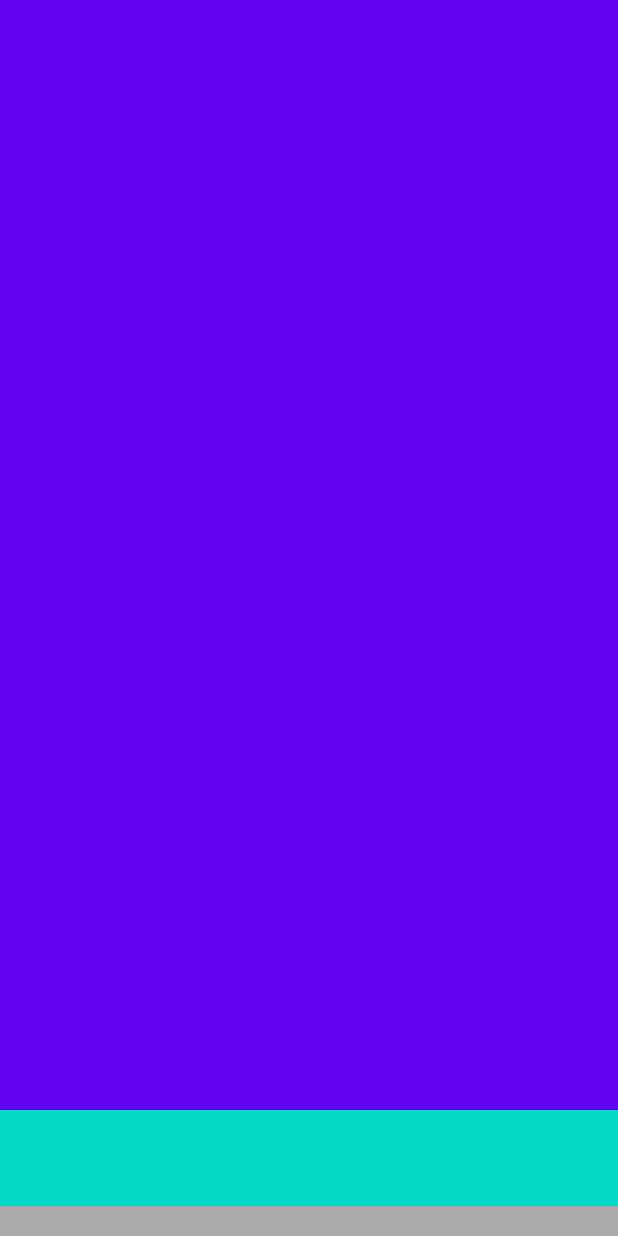
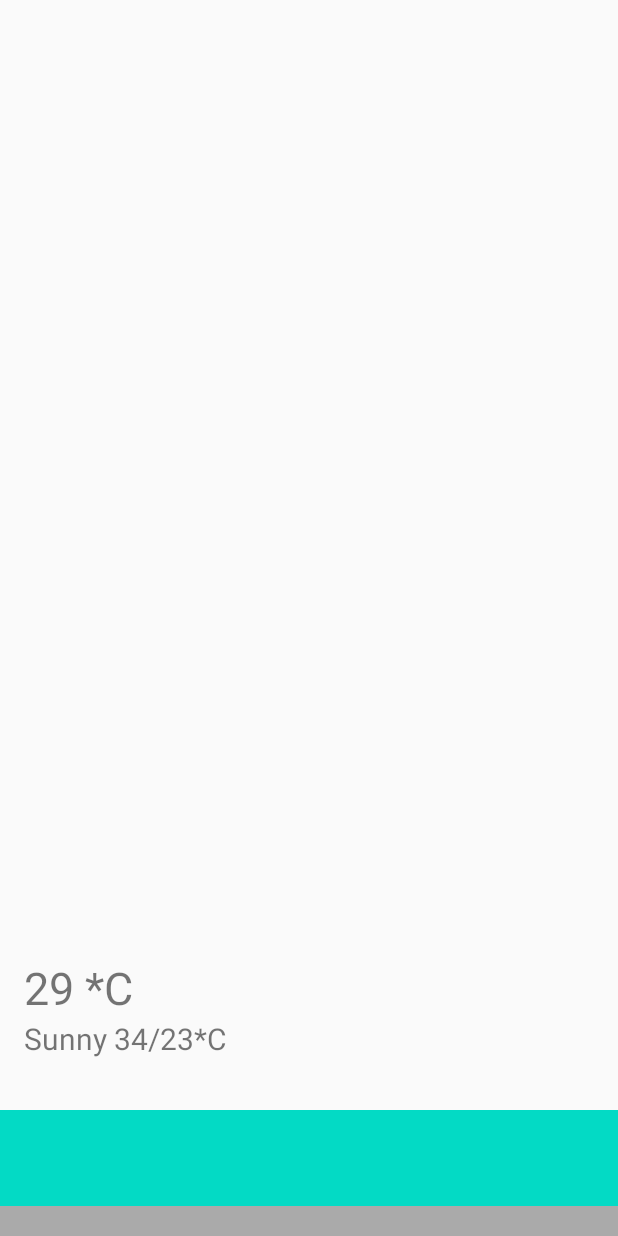
Before and after one commit to ankit2610ak/weather-widgets, an Android app: the layout activity_main.xml on its own in the app's theme, with its tools: preview values and no code run, on a phone screen of 412 x 824 dp. Run offline under Robolectric (Android 15) with nearby library versions, the phone set to English and light mode, and no system bars.

```diff
--- a/app/build.gradle
+++ b/app/build.gradle
@@ -5,6 +5,10 @@ apply plugin: 'kotlin-android-extensions'
 android {
     compileSdkVersion 30
     buildToolsVersion "30.0.0"
+
+    buildFeatures {
+        viewBinding true
+    }
 
     defaultConfig {
         applicationId "com.example.talkcharge"
--- a/app/src/main/java/com/example/talkcharge/MainActivity.kt
+++ b/app/src/main/java/com/example/talkcharge/MainActivity.kt
@@ -7,6 +7,7 @@ import android.os.Bundle
 import android.util.Log
 import androidx.appcompat.app.AppCompatActivity
 import androidx.core.app.ActivityCompat
+import com.example.talkcharge.databinding.ActivityMainBinding
 import com.example.talkcharge.model.Weather
 import com.example.talkcharge.retrofit.ApiClient
 import com.google.android.gms.location.FusedLocationProviderClient
@@ -20,10 +21,13 @@ class MainActivity : AppCompatActivity() {
     private val TAG = "MainActivity"
     private var lat by Delegates.notNull<Float>()
     private var lon by Delegates.notNull<Float>()
+    lateinit var binding: ActivityMainBinding
+
 
     override fun onCreate(savedInstanceState: Bundle?) {
         super.onCreate(savedInstanceState)
-        setContentView(R.layout.activity_main)
+        binding = ActivityMainBinding.inflate(layoutInflater)
+        setContentView(binding.root)
 
         fusedLocationProviderClient = LocationServices.getFusedLocationProviderClient(this)
         if (ActivityCompat.checkSelfPermission(this, Manifest.permission.ACCESS_FINE_LOCATION)
@@ -50,8 +54,6 @@ class MainActivity : AppCompatActivity() {
             )
         }
 
-
-
     }
 
     private fun getWeatherDetails(lat: Float, lon: Float, appId: String) {
--- a/app/src/main/res/layout/activity_main.xml
+++ b/app/src/main/res/layout/activity_main.xml
@@ -1,10 +1,37 @@
 <?xml version="1.0" encoding="utf-8"?>
 <androidx.coordinatorlayout.widget.CoordinatorLayout xmlns:android="http://schemas.android.com/apk/res/android"
+    xmlns:app="http://schemas.android.com/apk/res-auto"
     xmlns:tools="http://schemas.android.com/tools"
     android:layout_width="match_parent"
     android:layout_height="match_parent"
-    android:background="@color/colorPrimary"
     tools:context=".MainActivity">
+
+    <androidx.constraintlayout.widget.ConstraintLayout
+        android:layout_width="match_parent"
+        android:layout_height="match_parent">
+
+        <TextView
+            android:id="@+id/tempTextView"
+            android:layout_width="wrap_content"
+            android:layout_height="wrap_content"
+            android:layout_marginStart="16dp"
+            android:layout_marginBottom="145dp"
+            android:text="29 *C"
+            android:textSize="30sp"
+            app:layout_constraintBottom_toBottomOf="parent"
+            app:layout_constraintStart_toStartOf="parent" />
+
+        <TextView
+            android:id="@+id/weatherTextView"
+            android:layout_width="wrap_content"
+            android:layout_height="wrap_content"
+            android:text="Sunny 34/23*C"
+            android:textSize="20sp"
+            app:layout_constraintTop_toBottomOf="@id/tempTextView"
+            app:layout_constraintStart_toStartOf="@id/tempTextView"
+            />
+
+    </androidx.constraintlayout.widget.ConstraintLayout>
 
     <include layout="@layout/my_persistent_bottomsheet" />
 
```
